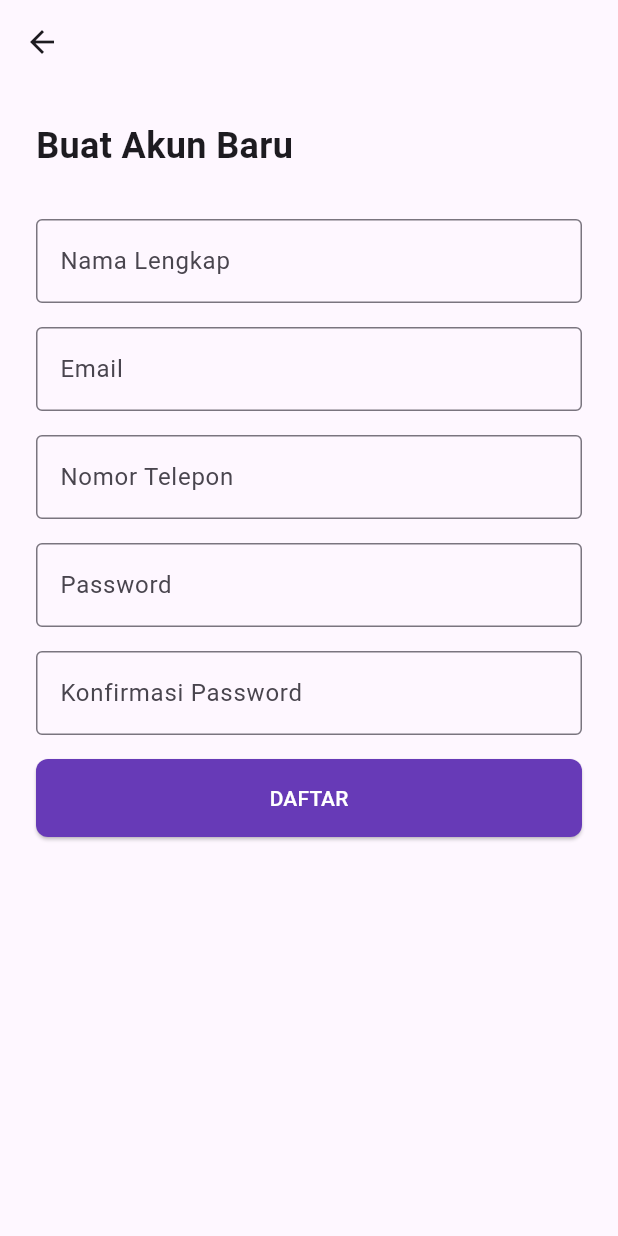
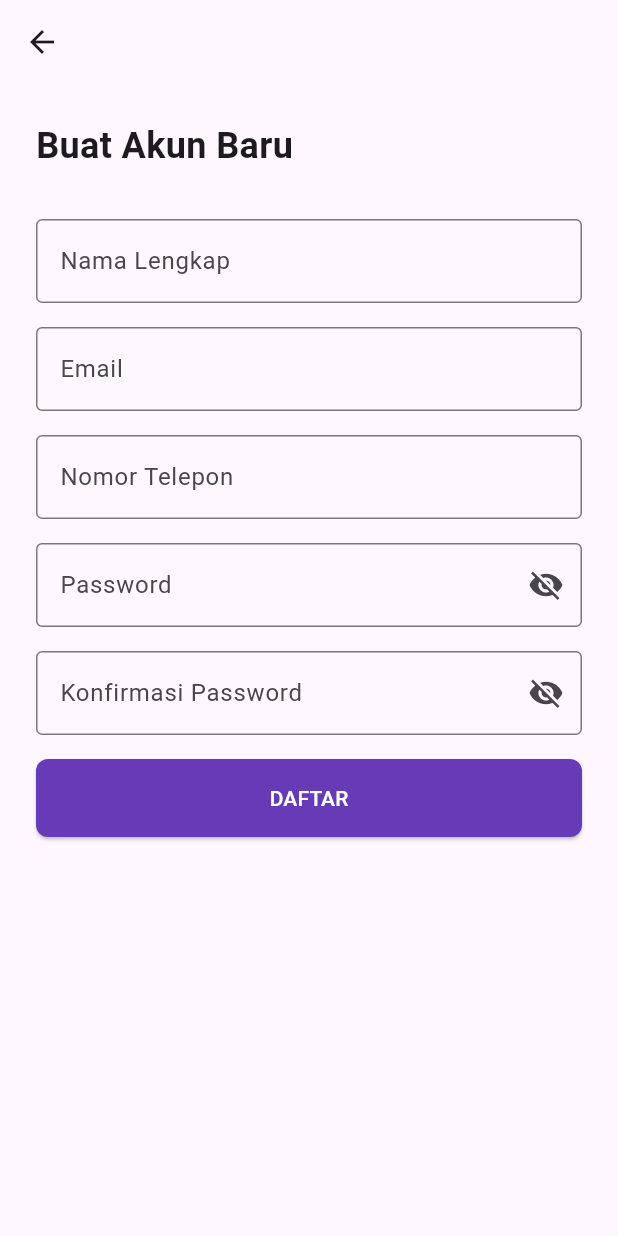
Before and after one commit to piksemos-org/piksel_mos, a Flutter app: the RegisterScreen screen opened directly, on a phone screen of 412 x 824 dp. Run offline on Flutter 3.47's test engine with Material 3 defaults, Android fonts, the phone set to English and light mode, and no system bars.

Commit message:
Terbaru 2

```diff
--- a/lib/screens/auth/register_screen.dart
+++ b/lib/screens/auth/register_screen.dart
@@ -3,7 +3,7 @@ import 'package:http/http.dart' as http;
 import 'dart:convert';
 
 import 'package:piksel_mos/screens/auth/verification_screen.dart';
-import 'package:piksel_mos/utils/validators.dart'; // 1. Impor file validators
+import 'package:piksel_mos/utils/validators.dart';
 
 class RegisterScreen extends StatefulWidget {
   const RegisterScreen({super.key});
@@ -13,7 +13,6 @@ class RegisterScreen extends StatefulWidget {
 }
 
 class _RegisterScreenState extends State<RegisterScreen> {
-  // 2. Kunci untuk mengelola state Form
   final _formKey = GlobalKey<FormState>();
 
   final _nameController = TextEditingController();
@@ -24,6 +23,11 @@ class _RegisterScreenState extends State<RegisterScreen> {
 
   bool _isLoading = false;
   String? _serverErrorMessage;
+
+  // --- PENAMBAHAN: State untuk visibilitas password ---
+  bool _isPasswordVisible = false;
+  bool _isConfirmPasswordVisible = false;
+  // --- AKHIR PENAMBAHAN ---
 
   @override
   void dispose() {
@@ -36,7 +40,6 @@ class _RegisterScreenState extends State<RegisterScreen> {
   }
 
   Future<void> _register() async {
-    // 3. Trigger validasi pada semua field
     if (_formKey.currentState?.validate() ?? false) {
       setState(() {
         _isLoading = true;
@@ -68,14 +71,16 @@ class _RegisterScreenState extends State<RegisterScreen> {
           } else {
             final responseData = json.decode(response.body);
             setState(() {
-              _serverErrorMessage = responseData['message'] ?? 'Terjadi kesalahan saat registrasi.';
+              _serverErrorMessage =
+                  responseData['message'] ?? 'Terjadi kesalahan saat registrasi.';
             });
           }
         }
       } catch (e) {
         if (mounted) {
           setState(() {
-            _serverErrorMessage = 'Gagal terhubung ke server. Periksa koneksi internet Anda.';
+            _serverErrorMessage =
+            'Gagal terhubung ke server. Periksa koneksi internet Anda.';
           });
         }
       } finally {
@@ -101,10 +106,8 @@ class _RegisterScreenState extends State<RegisterScreen> {
         child: SingleChildScrollView(
           child: Padding(
             padding: const EdgeInsets.symmetric(horizontal: 24.0),
-            // 2. Bungkus kolom dengan Form
             child: Form(
               key: _formKey,
-              // Validasi akan berjalan saat pengguna berinteraksi dengan field
               autovalidateMode: AutovalidateMode.onUserInteraction,
               child: Column(
                 crossAxisAlignment: CrossAxisAlignment.stretch,
@@ -115,56 +118,96 @@ class _RegisterScreenState extends State<RegisterScreen> {
                     style: TextStyle(fontSize: 24, fontWeight: FontWeight.bold),
                   ),
                   const SizedBox(height: 32),
-                  // 4. Ubah TextField menjadi TextFormField dan terapkan validasi
                   TextFormField(
                     controller: _nameController,
-                    decoration: const InputDecoration(labelText: 'Nama Lengkap', border: OutlineInputBorder()),
-                    // 5. Terapkan formatter
+                    decoration: const InputDecoration(
+                        labelText: 'Nama Lengkap', border: OutlineInputBorder()),
                     inputFormatters: [Formatters.nameCapitalizationFormatter],
                     validator: Validators.validateName,
                   ),
                   const SizedBox(height: 16),
                   TextFormField(
                     controller: _emailController,
-                    decoration: const InputDecoration(labelText: 'Email', border: OutlineInputBorder()),
+                    decoration: const InputDecoration(
+                        labelText: 'Email', border: OutlineInputBorder()),
                     keyboardType: TextInputType.emailAddress,
                     validator: Validators.validateEmail,
                   ),
                   const SizedBox(height: 16),
                   TextFormField(
                     controller: _phoneController,
-                    decoration: const InputDecoration(labelText: 'Nomor Telepon', border: OutlineInputBorder()),
+                    decoration: const InputDecoration(
+                        labelText: 'Nomor Telepon', border: OutlineInputBorder()),
                     keyboardType: TextInputType.phone,
                     validator: Validators.validatePhone,
                   ),
                   const SizedBox(height: 16),
+
+                  // --- PERUBAHAN: TextFormField Password ---
                   TextFormField(
                     controller: _passwordController,
-                    obscureText: true,
-                    decoration: const InputDecoration(labelText: 'Password', border: OutlineInputBorder()),
+                    obscureText: !_isPasswordVisible,
+                    decoration: InputDecoration(
+                      labelText: 'Password',
+                      border: const OutlineInputBorder(),
+                      suffixIcon: IconButton(
+                        icon: Icon(
+                          _isPasswordVisible
+                              ? Icons.visibility
+                              : Icons.visibility_off,
+                        ),
+                        onPressed: () {
+                          setState(() {
+                            _isPasswordVisible = !_isPasswordVisible;
+                          });
+                        },
+                      ),
+                    ),
                     validator: (value) => Validators.validatePassword(
                       value,
                       name: _nameController.text,
                       email: _emailController.text,
                     ),
                   ),
+                  // --- AKHIR PERUBAHAN ---
+
                   const SizedBox(height: 16),
+
+                  // --- PERUBAHAN: TextFormField Konfirmasi Password ---
                   TextFormField(
                     controller: _confirmPasswordController,
-                    obscureText: true,
-                    decoration: const InputDecoration(labelText: 'Konfirmasi Password', border: OutlineInputBorder()),
+                    obscureText: !_isConfirmPasswordVisible,
+                    decoration: InputDecoration(
+                      labelText: 'Konfirmasi Password',
+                      border: const OutlineInputBorder(),
+                      suffixIcon: IconButton(
+                        icon: Icon(
+                          _isConfirmPasswordVisible
+                              ? Icons.visibility
+                              : Icons.visibility_off,
+                        ),
+                        onPressed: () {
+                          setState(() {
+                            _isConfirmPasswordVisible = !_isConfirmPasswordVisible;
+                          });
+                        },
+                      ),
+                    ),
                     validator: (value) => Validators.validateConfirmPassword(
                       _passwordController.text,
                       value,
                     ),
                   ),
+                  // --- AKHIR PERUBAHAN ---
+
                   const SizedBox(height: 16),
                   if (_serverErrorMessage != null)
                     Padding(
                       padding: const EdgeInsets.only(bottom: 10),
                       child: Text(
                         _serverErrorMessage!,
-                        style: const TextStyle(color: Colors.red, fontSize: 14),
+                        style:
+                        const TextStyle(color: Colors.red, fontSize: 14),
                         textAlign: TextAlign.center,
                       ),
                     ),
```
